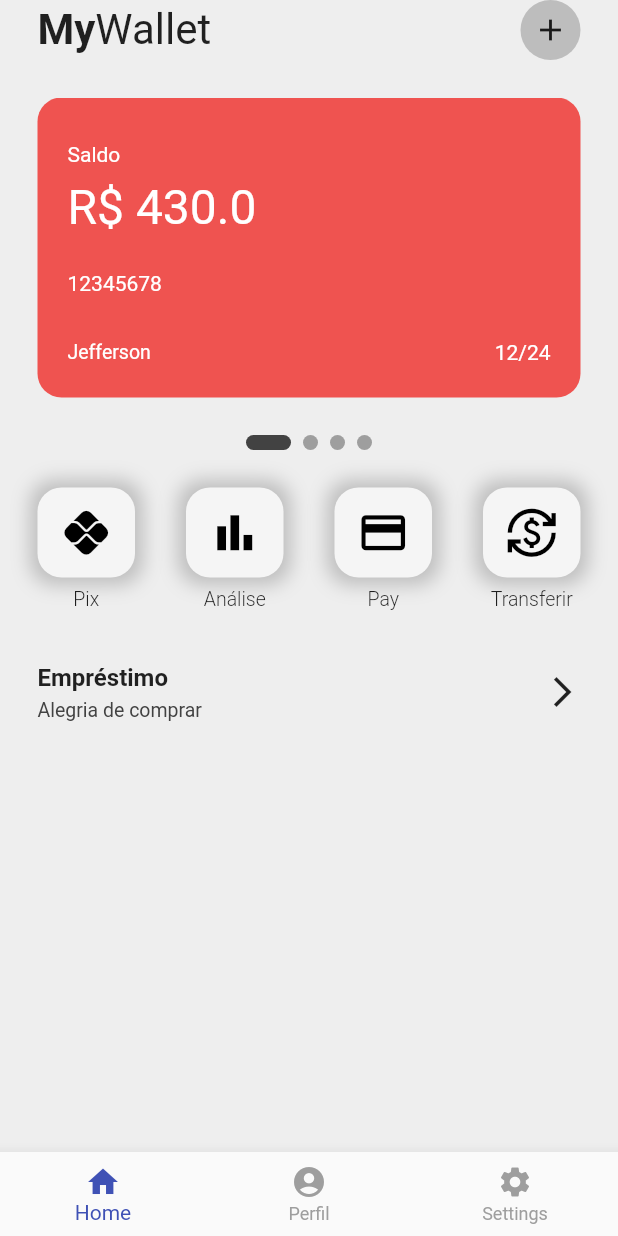
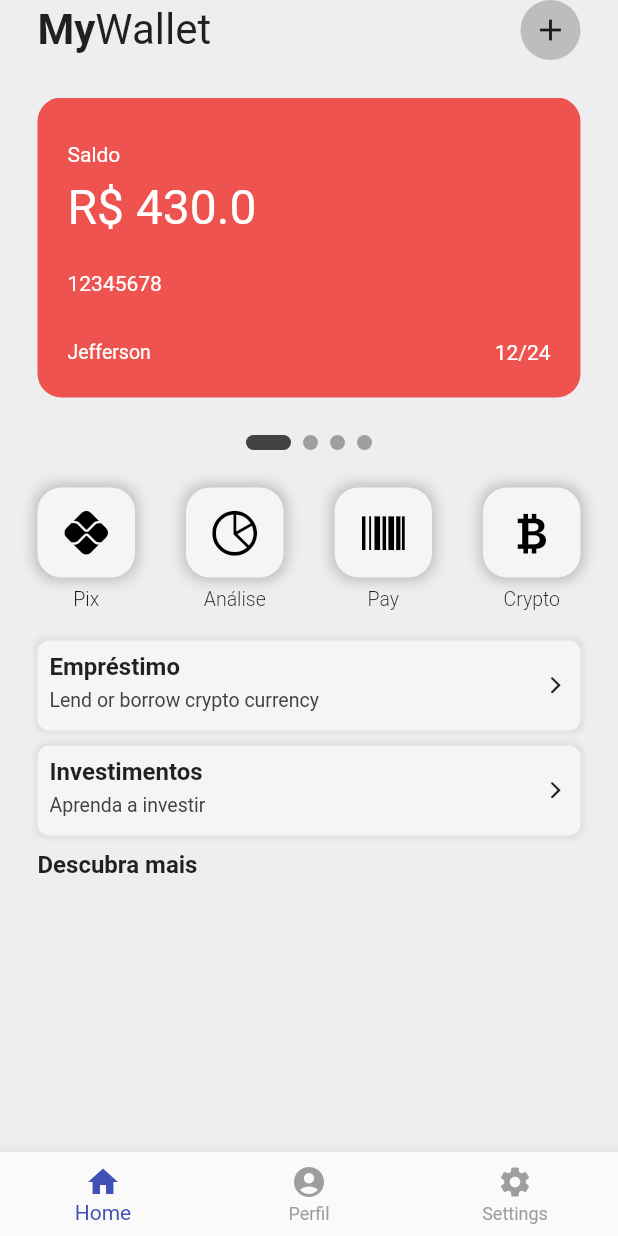
Before and after one commit to Jpgomesf/Digital_Wallet, a Flutter app: the screen it shows after launch, on a phone screen of 412 x 824 dp. Run offline on Flutter 3.47's test engine with Material 2 defaults, Android fonts, the light colour scheme and no system bars; drawn by our look-alikes of smooth_page_indicator.

Commit message:
Refactoring of previus components

```diff
--- a/lib/screens/home_screen.dart
+++ b/lib/screens/home_screen.dart
@@ -1,3 +1,5 @@
+// ignore_for_file: prefer_const_literals_to_create_immutables, prefer_const_constructors
+
 import 'package:flutter/material.dart';
 import 'package:flutter/src/widgets/framework.dart';
 import 'package:flutter/src/widgets/placeholder.dart';
@@ -5,6 +7,7 @@ import 'package:smooth_page_indicator/smooth_page_indicator.dart';
 
 import '../utilities/my_button.dart';
 import '../utilities/my_card.dart';
+import '../utilities/my_dicover_card.dart';
 import '../utilities/my_row.dart';
 
 class HomeScreen extends StatefulWidget {
@@ -118,59 +121,76 @@ class _HomeScreenState extends State<HomeScreen> {
               mainAxisAlignment: MainAxisAlignment.spaceBetween,
               children: [
                 MyButton(
+                  iconMaterialLib: true,
                   iconPath: 0xf054e,
                   buttonText: 'Pix',
                   buttonColor: Colors.black
                 ),
                 MyButton(
-                  iconPath: 0xe0cc,
+                  iconMaterialLib: false,
+                  iconPath: 0xf5c7,
                   buttonText: 'Análise',
                   buttonColor: Colors.black
                 ),
                 MyButton(
-                  iconPath: 0xe19f,
+                  iconMaterialLib: false,
+                  iconPath: 0xf586,
                   buttonText: 'Pay',
                   buttonColor: Colors.black
                 ),
                 MyButton(
-                  iconPath: 0xf04dc,
-                  buttonText: 'Transferir',
+                  iconMaterialLib: false,
+                  iconPath: 0xf8b2,
+                  buttonText: 'Crypto',
                   buttonColor: Colors.black
                 ),
               ],
             ),
           ),
 
-        SizedBox(height: 10,),
+        SizedBox(height: 20,),
 
         Padding(
-          padding:  EdgeInsets.all(25.0),
+          padding:  EdgeInsets.symmetric(horizontal: 25.0),
           child: Column(
             children: [
               //Empréstimo
               MyRow(
                 title: "Empréstimo",
-                smDescription: "Alegria de comprar",
+                smDescription: "Lend or borrow crypto currency",
+                iconPath: 0xf6a6,
               ),
+
+              SizedBox(height: 10,),
+
+              MyRow(
+                title: "Investimentos",
+                smDescription: "Aprenda a investir",
+                iconPath: 0xf8df,
+              ),
+            ],
+          ),
+        ),
+
+        SizedBox(height: 10.0,),
+
+        Padding(
+          padding: const EdgeInsets.symmetric(horizontal: 25.0),
+          child: Column(
+            crossAxisAlignment: CrossAxisAlignment.start,
+            children: [
+              Row(
+                children: [
+                  Text('Descubra mais', style: TextStyle(fontWeight: FontWeight.bold, fontSize: 16)),
+                ],
+              )
             ],
           ),
         ),
 
 
 
-        // Container(
-        //   color: Colors.grey,
-        //   height: 170,
-        //   child:
-        //   PageView(
-        //     controller: _pageController,
-        //     scrollDirection: Axis.horizontal,
-        //     children: [
-        //       MyDiscoverCard(),
-        //       MyDiscoverCard(),
-        //     ],
-        //   ),
-        // )
+
       ],
     );
   }
--- a/lib/utilities/my_button.dart
+++ b/lib/utilities/my_button.dart
@@ -1,5 +1,6 @@
-// ignore_for_file: prefer_const_constructors, prefer_typing_uninitialized_variables
+// ignore_for_file: prefer_const_constructors, prefer_typing_uninitialized_variables, avoid_unnecessary_containers
 
+import 'package:flutter/cupertino.dart';
 import 'package:flutter/material.dart';
 import 'package:flutter/src/widgets/framework.dart';
 import 'package:flutter/src/widgets/placeholder.dart';
@@ -8,6 +9,7 @@ class MyButton extends StatelessWidget {
 
   final int iconPath;
   final String buttonText;
+  final bool iconMaterialLib;
   final buttonColor;
 
 
@@ -15,7 +17,8 @@ class MyButton extends StatelessWidget {
     Key? key,
     required this.iconPath,
     required this.buttonText,
-    required this.buttonColor
+    required this.buttonColor,
+    required this.iconMaterialLib
 
   }):super(key: key);
 
@@ -32,17 +35,28 @@ class MyButton extends StatelessWidget {
             boxShadow: [
               BoxShadow(
                 color: Colors.grey.shade400,
-                blurRadius: 10,
-                spreadRadius: 5
+                blurRadius: 7,
+                spreadRadius: 2
               ),
             ],
           ),
           child: Center(
-            child:
-              Icon(
-                IconData(iconPath, fontFamily: 'MaterialIcons'),
-                color: buttonColor,
-                size: 35,
+            child: iconMaterialLib == true ?
+            Container(
+                child:
+                Icon(
+                  IconData(iconPath, fontFamily: 'MaterialIcons'),
+                  color: buttonColor,
+                  size: 35,
+                )
+            ) :
+            Container(
+                child:
+                Icon(
+                  IconData(iconPath, fontFamily: CupertinoIcons.iconFont, fontPackage: CupertinoIcons.iconFontPackage),
+                  color: buttonColor,
+                  size: 35,
+                )
             )
           ),
         ),
--- a/lib/utilities/my_row.dart
+++ b/lib/utilities/my_row.dart
@@ -1,5 +1,6 @@
 // ignore_for_file: prefer_const_constructors
 
+import 'package:flutter/cupertino.dart';
 import 'package:flutter/material.dart';
 import 'package:flutter/src/widgets/framework.dart';
 import 'package:flutter/src/widgets/placeholder.dart';
@@ -7,30 +8,56 @@ import 'package:flutter/src/widgets/placeholder.dart';
 class MyRow extends StatelessWidget {
   final String title;
   final String smDescription;
+  final int iconPath;
 
   const MyRow({
     Key? key,
     required this.title,
     required this.smDescription,
+    required this.iconPath
 
   }):super(key: key);
 
   @override
   Widget build(BuildContext context) {
-    return  Row(
+    return
+    Container(
+      height: 60,
+      decoration: BoxDecoration(
+        color: Colors.grey[100],
+        borderRadius: BorderRadius.circular(8),
+        boxShadow: [
+          BoxShadow(
+            color: Colors.grey.shade300,
+            blurRadius: 2.0,
+            spreadRadius: 2
+          ),
+        ],
+      ),
+      child:
+      Padding(
+        padding: const EdgeInsets.only(left: 8.0, right: 8.0),
+        child: Row(
           mainAxisAlignment: MainAxisAlignment.spaceBetween,
           children: [
             Column(
               crossAxisAlignment: CrossAxisAlignment.start,
               children: [
+                SizedBox(height: 8.0,),
                 Text(title, style: TextStyle(fontWeight: FontWeight.bold, fontSize: 16)),
 
                 SizedBox(height: 5,),
                 Text(smDescription, style: TextStyle(fontSize: 13, color: Colors.grey.shade800), )
               ],
             ),
-        Icon(Icons.arrow_forward_ios),
+
+            Icon(IconData(0xf3d1, fontFamily: CupertinoIcons.iconFont,
+              fontPackage: CupertinoIcons.iconFontPackage),
+              size: 17,
+            ),
           ],
+        ),
+      ),
     );
   }
 }
--- a/pubspec.yaml
+++ b/pubspec.yaml
@@ -31,6 +31,7 @@ dependencies:
   flutter:
     sdk: flutter
   smooth_page_indicator:
+  crypto_font_icons: 1.0.0+1
 
 
   # The following adds the Cupertino Icons font to your application.
```
Also changed, not shown: pubspec.lock. Lines whose indentation alone changed are shown as unchanged.
